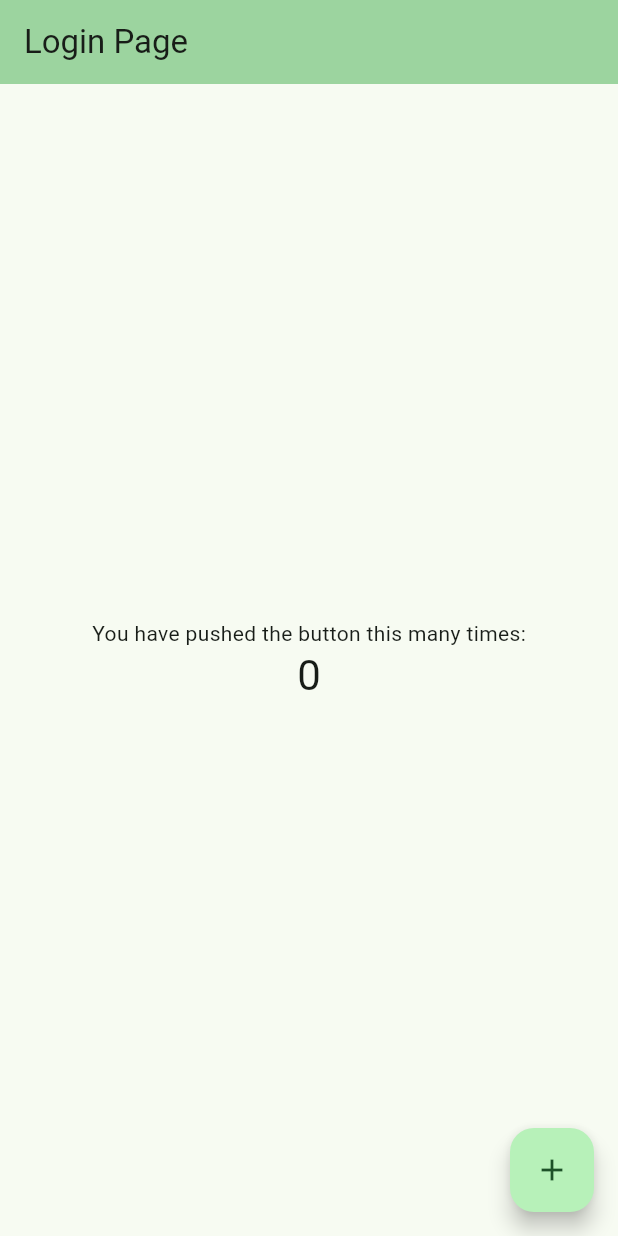
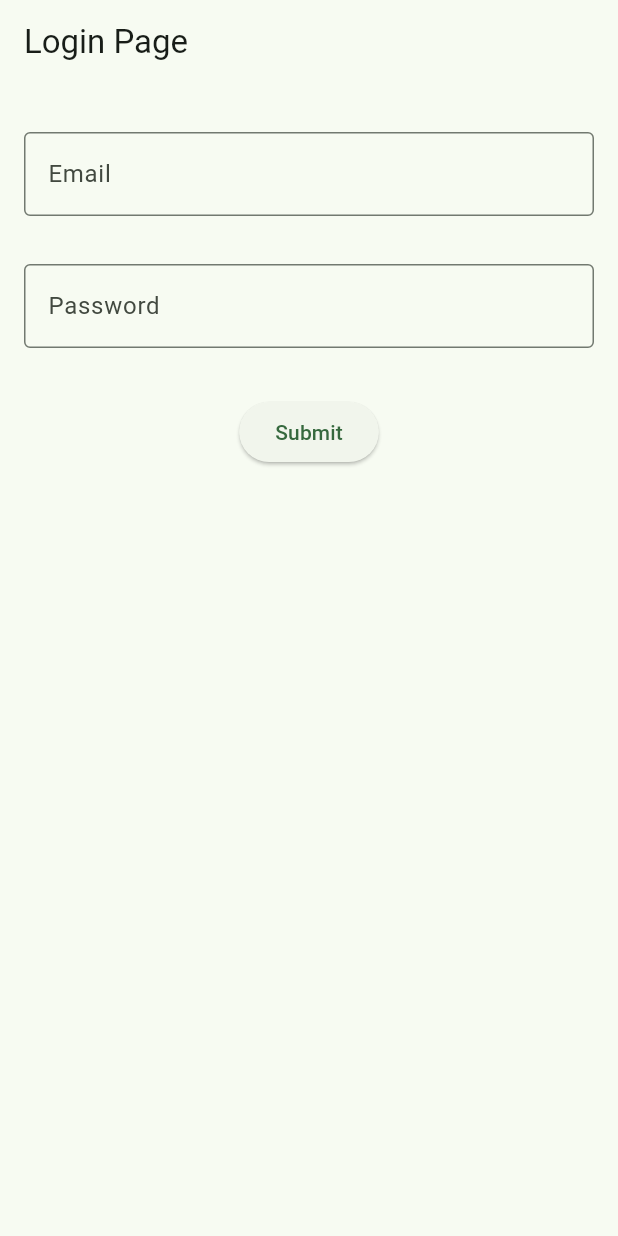
Before and after one commit to HappyCat-9487/Flutter_application_one, a Flutter app: the screen it shows after launch, on a phone screen of 412 x 824 dp. Run offline on Flutter 3.47's test engine with Material 3 defaults, Android fonts, the phone set to English and light mode, and no system bars.

Commit message:
Update with readme and main

```diff
--- a/lib/main.dart
+++ b/lib/main.dart
@@ -55,19 +55,83 @@ class Login extends StatefulWidget {
 }
 
 class _LoginState extends State<Login> {
-  int _counter = 0;
+  final _formKey = GlobalKey<FormState>();
+  TextEditingController _emailController = TextEditingController();
+  TextEditingController _passwordController = TextEditingController();
 
-  void _incrementCounter() {
-    setState(() {
-      // This call to setState tells the Flutter framework that something has
-      // changed in this State, which causes it to rerun the build method below
-      // so that the display can reflect the updated values. If we changed
-      // _counter without calling setState(), then the build method would not be
-      // called again, and so nothing would appear to happen.
-      _counter++;
-    });
+  @override
+  Widget build(BuildContext context){
+    return Scaffold(
+      appBar: AppBar(
+        title: Text(widget.title),
+      ),
+      body: Form(
+        key: _formKey,
+        child: Padding(
+          padding: const EdgeInsets.symmetric(horizontal: 8, vertical:16),
+          child: Column(
+            crossAxisAlignment: CrossAxisAlignment.center,
+            children: [
+              Padding(
+                padding:
+                const EdgeInsets.symmetric(horizontal:8, vertical: 16),
+                child: TextFormField(
+                  controller: _emailController,
+                  decoration: const InputDecoration(
+                    labelText: 'Email',
+                    border: OutlineInputBorder(),
+                  ),
+                  validator: (value) {
+                    if (value == null || value.isEmpty) {
+                      return 'Please enter your email';
+                    }
+                    return null;
+                  },
+                ),
+              ),
+              Padding(
+                padding:
+                const EdgeInsets.symmetric(horizontal:8, vertical: 16),
+                child: TextFormField(
+                  controller: _passwordController,
+                  decoration: const InputDecoration(
+                    labelText: 'Password',
+                    border: OutlineInputBorder(),
+                  ),
+                  validator: (value) {
+                    if (value == null || value.isEmpty) {
+                      return 'Please enter your password';
+                    }
+                    return null;
+                  },
+                ),
+              ),
+              Padding(
+                padding:
+                const EdgeInsets.symmetric(horizontal:8, vertical: 16),
+                  child: ElevatedButton(
+                    onPressed: () {
+                      if (_formKey.currentState!.validate()) {
+                        ScaffoldMessenger.of(context).showSnackBar(
+                          const SnackBar(content: Text('Processing Data')),
+                        );
+                      } else {
+                        ScaffoldMessenger.of(context).showSnackBar(
+                          const SnackBar(content: Text('Please fill input')),
+                        );
+                      }
+                    },
+                    child: const Text('Submit'),
+                  ),
+              ),
+            ],
+          ),
+        ),
+      ),
+    );
   }
-
+}
+/*
   @override
   Widget build(BuildContext context) {
     // This method is rerun every time setState is called, for instance as done
@@ -122,4 +186,4 @@ class _LoginState extends State<Login> {
       ), // This trailing comma makes auto-formatting nicer for build methods.
     );
   }
-}
+} */
```
Also changed, not shown: 1 other file.
